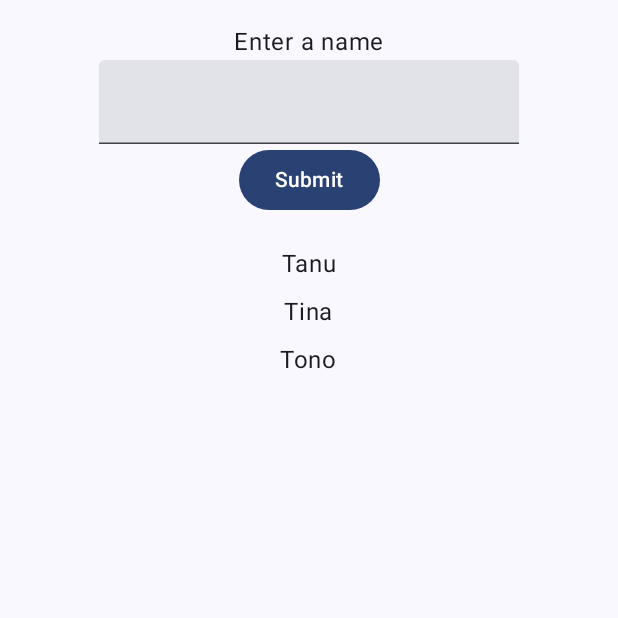
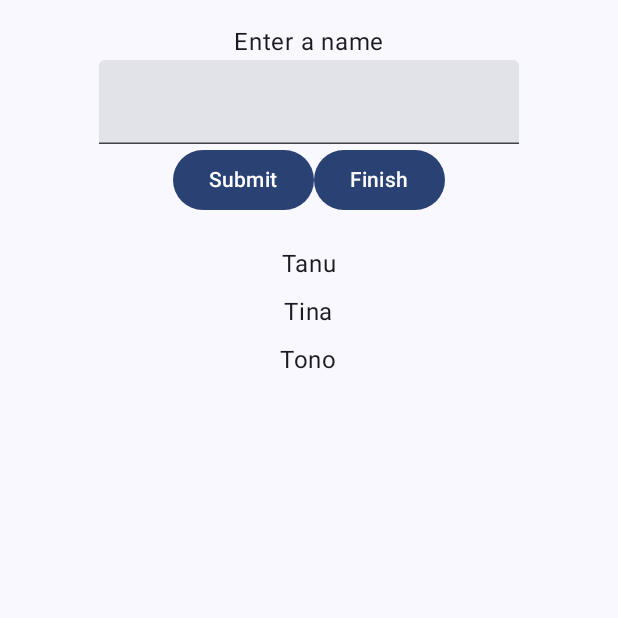
Before and after one commit to Reen000/LAB_WEEK_09, an Android app built with Jetpack Compose: the screen it shows after launch (MainActivity), on a phone screen of 412 x 824 dp, the top half of it. Run offline under Robolectric (Android 15) with nearby library versions, the phone set to English and light mode, and no system bars.

```diff
--- a/app/build.gradle.kts
+++ b/app/build.gradle.kts
@@ -50,6 +50,7 @@ dependencies {
     implementation(libs.androidx.compose.ui.tooling.preview)
     implementation(libs.androidx.compose.material3)
     implementation("androidx.compose.material3:material3:1.1.2")
+    implementation("androidx.navigation:navigation-compose:2.7.4")
     testImplementation(libs.junit)
     androidTestImplementation(libs.androidx.junit)
     androidTestImplementation(libs.androidx.espresso.core)
--- a/app/src/main/java/com/example/lab_week_09/MainActivity.kt
+++ b/app/src/main/java/com/example/lab_week_09/MainActivity.kt
@@ -4,6 +4,7 @@ import android.os.Bundle
 import androidx.activity.ComponentActivity
 import androidx.activity.compose.setContent
 import androidx.compose.foundation.layout.Column
+import androidx.compose.foundation.layout.Row // NEW: Required for button layout in HomeContent
 import androidx.compose.foundation.layout.fillMaxSize
 import androidx.compose.foundation.layout.padding
 import androidx.compose.material3.MaterialTheme
@@ -28,6 +29,14 @@ import androidx.compose.runtime.remember
 import androidx.compose.runtime.snapshots.SnapshotStateList
 import androidx.compose.ui.graphics.Color
 import androidx.compose.material3.ButtonDefaults
+
+// NAVIGATION IMPORTS
+import androidx.navigation.NavHostController
+import androidx.navigation.compose.NavHost
+import androidx.navigation.compose.composable
+import androidx.navigation.compose.rememberNavController
+import androidx.navigation.navArgument
+import androidx.navigation.NavType
 
 // 1. Define the Student data class
 data class Student(
@@ -76,21 +85,84 @@ class MainActivity : ComponentActivity() {
         super.onCreate(savedInstanceState)
         setContent {
             LAB_WEEK_09Theme {
-                // Surface now simply calls Home() as state is managed internally
+                // 5. UPDATE: Replace Home() with App() and setup NavController
                 Surface(
                     modifier = Modifier.fillMaxSize(),
                     color = MaterialTheme.colorScheme.background
                 ) {
-                    Home()
+                    val navController = rememberNavController()
+                    App(
+                        navController = navController
+                    )
                 }
             }
         }
     }
 }
 
+// =================================================================
+// NAVIGATION COMPONENTS
+// =================================================================
+
+// NEW: Root Composable (App)
+// This will be the root composable of the app
+@Composable
+fun App(navController: NavHostController) {
+    //Here, we use NavHost to create a navigation graph
+    NavHost(
+        navController = navController,
+        startDestination = "home"
+    ) {
+        //Here, we create a route called "home"
+        composable("home") {
+            // Pass the navigation lambda function to Home
+            Home { listDataString ->
+                navController.navigate("resultContent/?listData=$listDataString")
+            }
+        }
+        //Here, we create a route called "resultContent"
+        composable(
+            "resultContent/?listData={listData}",
+            arguments = listOf(navArgument("listData") {
+                type = NavType.StringType
+            })
+        ) { backStackEntry ->
+            // Pass the argument value to the ResultContent composable
+            ResultContent(
+                backStackEntry.arguments?.getString("listData").orEmpty()
+            )
+        }
+    }
+}
+
+// 10. NEW: ResultContent Composable
+// ResultContent accepts a String parameter called listData from the Home composable
+@Composable
+fun ResultContent(listData: String) {
+    Column(
+        modifier = Modifier
+            .padding(vertical = 4.dp)
+            .fillMaxSize(),
+        // Added alignment for clarity
+        horizontalAlignment = Alignment.CenterHorizontally
+    ) {
+        // Added a title for context
+        OnBackgroundTitleText(text = "Result Content")
+        // Display the received list data string
+        OnBackgroundItemText(text = listData)
+    }
+}
+
+// =================================================================
+// STATE/LOGIC COMPONENTS
+// =================================================================
+
 // 2. State-managing Composable (Home - Parent component)
+// 6. UPDATE: Add navigation parameter
 @Composable
-fun Home() {
+fun Home(
+    navigateFromHomeToResult: (String) -> Unit // Accepts a String to pass as argument
+) {
     // List state for the student items
     val listData = remember { mutableStateListOf(
         Student("Tanu"),
@@ -100,11 +172,12 @@ fun Home() {
     // State for the text field input
     var inputField = remember { mutableStateOf(Student("")) }
 
-    // Pass state and event handlers down to the UI component
+    // 8. UPDATE: Update calling function for HomeContent
     HomeContent(
         listData,
         inputField.value,
         onInputValueChange = { input ->
+            // Fix: Use named parameter 'name' for copy function
             inputField.value = inputField.value.copy(name = input)
         },
         onButtonClick = {
@@ -112,18 +185,29 @@ fun Home() {
                 listData.add(inputField.value)
                 inputField.value = Student("") // Reset input field
             }
+        },
+        navigateFromHomeToResult = {
+            // Convert list to string for navigation argument
+            navigateFromHomeToResult(listData.toList().toString())
         }
     )
 }
 
+// =================================================================
+// UI COMPONENTS
+// =================================================================
+
 // 3. UI Composable (HomeContent - Child component)
+// 7. UPDATE: Add navigation parameter to HomeContent
 @Composable
 fun HomeContent(
     listData: SnapshotStateList<Student>,
     inputField: Student,
     onInputValueChange: (String) -> Unit,
-    onButtonClick: () -> Unit
+    onButtonClick: () -> Unit,
+    navigateFromHomeToResult: () -> Unit // Lambda to trigger navigation
 ) {
+    // 9. UPDATE: Update LazyColumn to include Row and a second button
     LazyColumn {
         // Input Form Item
         item {
@@ -133,12 +217,10 @@ fun HomeContent(
                     .fillMaxSize(),
                 horizontalAlignment = Alignment.CenterHorizontally
             ) {
-                // Using custom UI component for the title
                 OnBackgroundTitleText(text = stringResource(
                     id = R.string.enter_item)
                 )
 
-                // TextField for input
                 TextField(
                     value = inputField.name,
                     keyboardOptions = KeyboardOptions(
@@ -147,11 +229,14 @@ fun HomeContent(
                     onValueChange = onInputValueChange
                 )
 
-                // Using custom UI component for the button
-                PrimaryTextButton(
-                    text = stringResource(id = R.string.button_click),
-                    onClick = onButtonClick
-                )
+                Row { // NEW: Row to hold the two buttons side-by-side
+                    PrimaryTextButton(text = stringResource(id = R.string.button_click)) {
+                        onButtonClick()
+                    }
+                    PrimaryTextButton(text = stringResource(id = R.string.button_navigate)) {
+                        navigateFromHomeToResult()
+                    }
+                }
             }
         }
 
@@ -163,7 +248,6 @@ fun HomeContent(
                     .fillMaxSize(),
                 horizontalAlignment = Alignment.CenterHorizontally
             ) {
-                // Using custom UI component for the list item text
                 OnBackgroundItemText(text = item.name)
             }
         }
@@ -179,7 +263,8 @@ fun PreviewHomeContent() {
             listData = mutableStateListOf(Student("Tanu"), Student("Tina"), Student("Tono")),
             inputField = Student("Example"),
             onInputValueChange = {},
-            onButtonClick = {}
+            onButtonClick = {},
+            navigateFromHomeToResult = {}
         )
     }
 }
```
